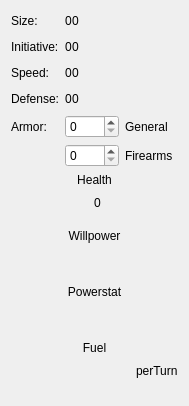
Qt form ui/ui_AdvantagesWidget.ui (Kamduis/SoulCreator) before a commit.
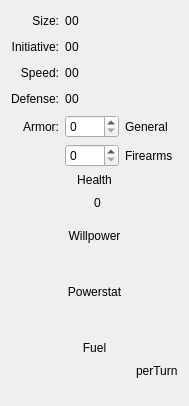
The same form after that commit. Custom widgets are drawn as their Qt base class.

What changed in the file:
```diff
--- a/ui/ui_AdvantagesWidget.ui
+++ b/ui/ui_AdvantagesWidget.ui
@@ -21,6 +21,9 @@
        <property name="text">
         <string>Size:</string>
        </property>
+       <property name="alignment">
+        <set>Qt::AlignRight|Qt::AlignTrailing|Qt::AlignVCenter</set>
+       </property>
       </widget>
      </item>
      <item row="0" column="1">
@@ -62,6 +65,9 @@
        <property name="text">
         <string>Initiative:</string>
        </property>
+       <property name="alignment">
+        <set>Qt::AlignRight|Qt::AlignTrailing|Qt::AlignVCenter</set>
+       </property>
       </widget>
      </item>
      <item row="1" column="1">
@@ -103,6 +109,9 @@
        <property name="text">
         <string>Speed:</string>
        </property>
+       <property name="alignment">
+        <set>Qt::AlignRight|Qt::AlignTrailing|Qt::AlignVCenter</set>
+       </property>
       </widget>
      </item>
      <item row="2" column="1">
@@ -185,6 +194,9 @@
        <property name="text">
         <string>Armor:</string>
        </property>
+       <property name="alignment">
+        <set>Qt::AlignRight|Qt::AlignTrailing|Qt::AlignVCenter</set>
+       </property>
       </widget>
      </item>
      <item row="4" column="1">
```
Left out of the diff: 3 changed lines with no effect on the pictures.
